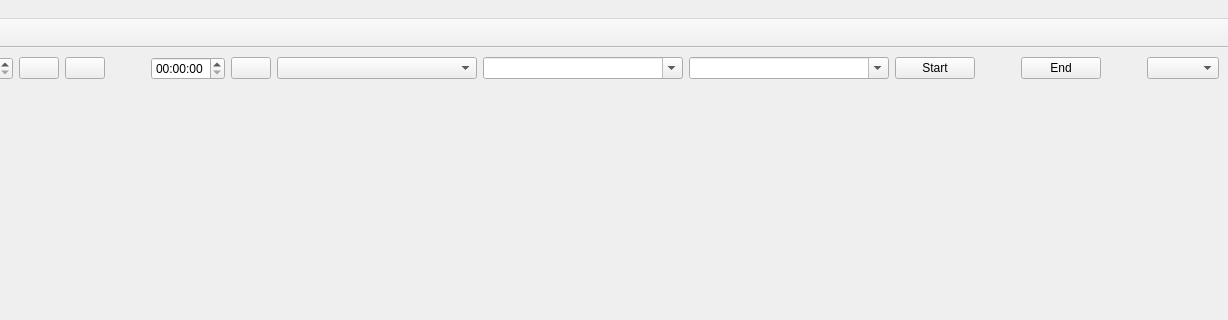
Above: zeiterfassungguilib/mainwindow.ui from 0xFEEDC0DE64/DbZeiterfassung before the change; both pictures show x 183 to 1411 and y 0 to 320 of the 1411 by 575 pixel window. Below: the same form after it.
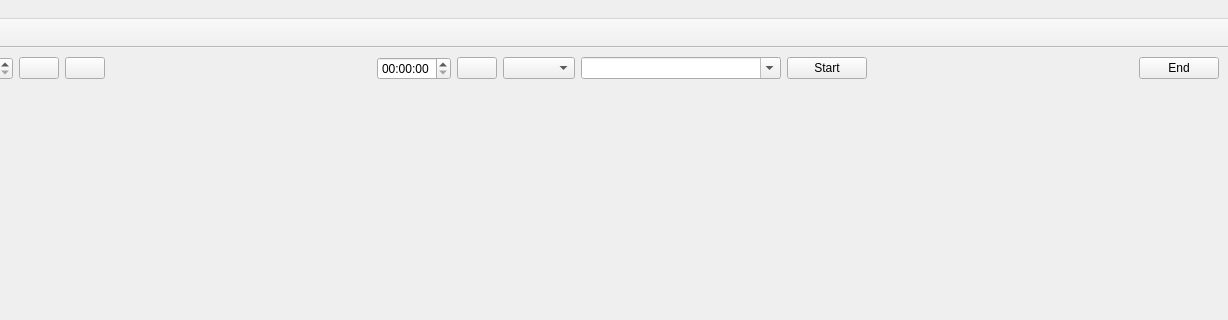
That is the form after the change. Icons and pictures are not drawn.

What changed in the file:
```diff
--- a/zeiterfassungguilib/mainwindow.ui
+++ b/zeiterfassungguilib/mainwindow.ui
@@ -108,30 +108,7 @@
        </widget>
       </item>
       <item>
-       <widget class="QComboBox" name="comboBoxProject">
-        <property name="minimumSize">
-         <size>
-          <width>200</width>
-          <height>0</height>
-         </size>
-        </property>
-       </widget>
-      </item>
-      <item>
-       <widget class="QComboBox" name="comboBoxWorkpackage">
-        <property name="minimumSize">
-         <size>
-          <width>200</width>
-          <height>0</height>
-         </size>
-        </property>
-        <property name="editable">
-         <bool>true</bool>
-        </property>
-        <property name="insertPolicy">
-         <enum>QComboBox::NoInsert</enum>
-        </property>
-       </widget>
+       <widget class="QComboBox" name="comboBoxProject"/>
       </item>
       <item>
        <widget class="QComboBox" name="comboBoxText">
@@ -176,22 +153,6 @@
         </property>
        </widget>
       </item>
-      <item>
-       <spacer name="horizontalSpacer">
-        <property name="orientation">
-         <enum>Qt::Horizontal</enum>
-        </property>
-        <property name="sizeHint" stdset="0">
-         <size>
-          <width>40</width>
-          <height>20</height>
-         </size>
-        </property>
-       </spacer>
-      </item>
-      <item>
-       <widget class="QComboBox" name="comboBoxDebug"/>
-      </item>
      </layout>
     </item>
     <item>
```
